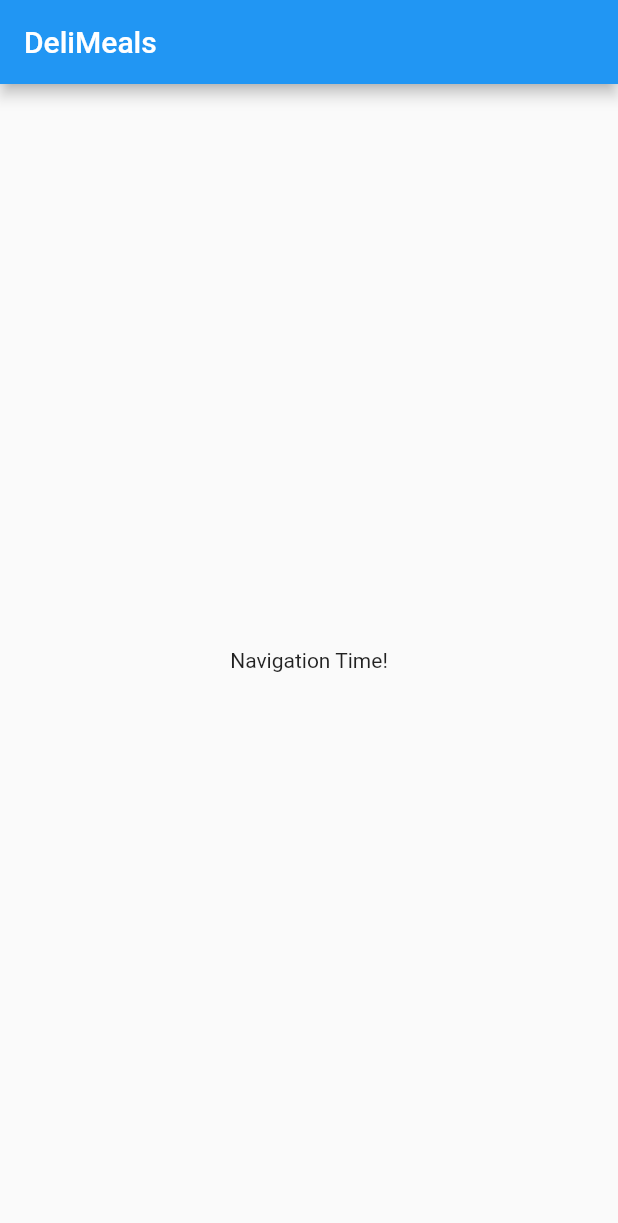
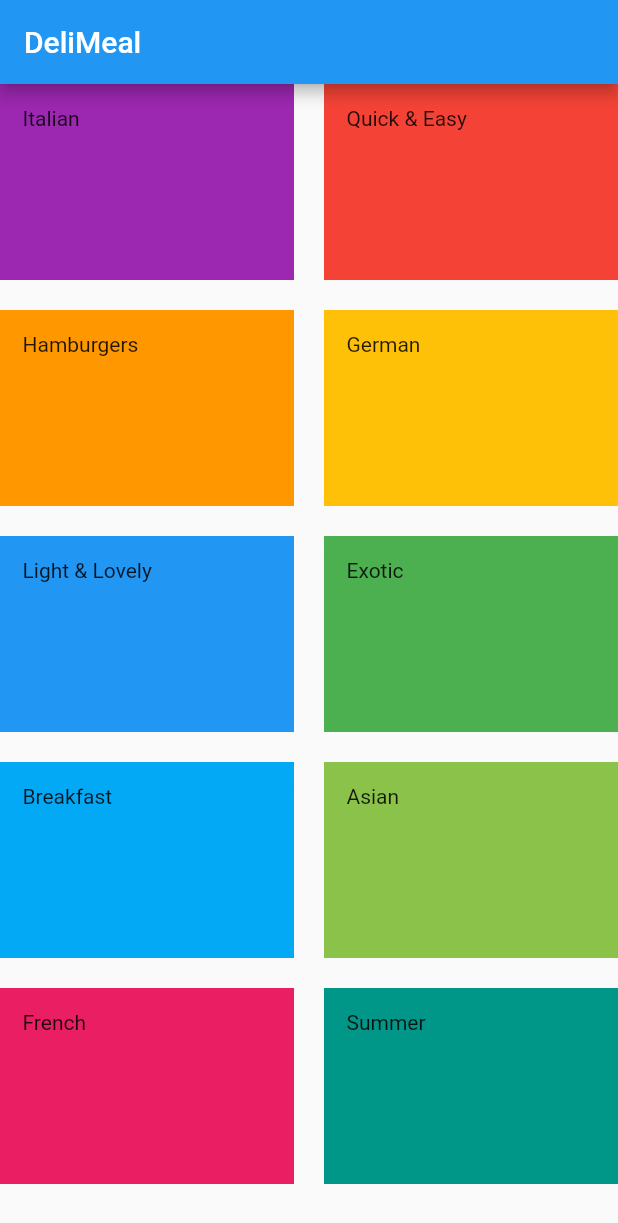
Before and after one commit to HiBorn4/flutter-meal-app, a Flutter app: the screen it shows after launch, on a phone screen of 412 x 824 dp. Shown: the top 1223 px of the screen. Run offline on Flutter 3.47's test engine with Material 2 defaults, Android fonts, the phone set to English and light mode, and no system bars.

Commit message:
Resuming From Lecture 161

```diff
--- /dev/null
+++ b/lib/categories_screen.dart
@@ -0,0 +1,27 @@
+import 'package:flutter/material.dart';
+import 'package:meal/category_item.dart';
+import 'package:meal/dummy_data.dart';
+
+// ignore: camel_case_types
+class Categories_Screen extends StatelessWidget {
+  const Categories_Screen({super.key});
+
+  @override
+  Widget build(BuildContext context) {
+    return Scaffold(
+      appBar: AppBar(title: const Text("DeliMeal")),
+      body: GridView(
+      gridDelegate: const SliverGridDelegateWithMaxCrossAxisExtent(
+        maxCrossAxisExtent: 200,
+        childAspectRatio: 3 / 2,
+        crossAxisSpacing: 20,
+        mainAxisSpacing: 20,
+      ),
+      children: DUMMY_CATEGORIES.map(
+        (catData) => CategroyItem(
+          catData.title,
+          catData.color)).toList(),
+    ),
+    );
+  }
+}
--- /dev/null
+++ b/lib/category_item.dart
@@ -0,0 +1,29 @@
+import 'package:flutter/material.dart';
+
+class CategroyItem extends StatelessWidget {
+
+  final String title;
+  final Color color;
+
+  const CategroyItem(this.title, this.color, {super.key});
+
+
+  @override
+  Widget build(BuildContext context) {
+    return Container(
+      padding: const EdgeInsets.all(15),
+      color: color,
+      decoration: BoxDecoration(
+        gradient: LinearGradient(
+          colors: [color.withOpacity(0.7),
+          color,
+          ],
+          begin:Alignment.topLeft,
+          end: Alignment.topRight,
+        ),
+        borderRadius: BorderRadius.circular(15),
+      ),
+      child: Text(title),
+    );
+  }
+}
--- /dev/null
+++ b/lib/dummy_data.dart
@@ -0,0 +1,56 @@
+import 'package:flutter/material.dart';
+import 'package:meal/models/category.dart';
+
+// ignore: constant_identifier_names
+const DUMMY_CATEGORIES = [
+  Category(
+    id: 'c1',
+    title: 'Italian',
+    color: Colors.purple,
+  ),
+  Category(
+    id: 'c2',
+    title: 'Quick & Easy',
+    color: Colors.red,
+  ),
+  Category(
+    id: 'c3',
+    title: 'Hamburgers',
+    color: Colors.orange,
+  ),
+  Category(
+    id: 'c4',
+    title: 'German',
+    color: Colors.amber,
+  ),
+  Category(
+    id: 'c5',
+    title: 'Light & Lovely',
+    color: Colors.blue,
+  ),
+  Category(
+    id: 'c6',
+    title: 'Exotic',
+    color: Colors.green,
+  ),
+  Category(
+    id: 'c7',
+    title: 'Breakfast',
+    color: Colors.lightBlue,
+  ),
+  Category(
+    id: 'c8',
+    title: 'Asian',
+    color: Colors.lightGreen,
+  ),
+  Category(
+    id: 'c9',
+    title: 'French',
+    color: Colors.pink,
+  ),
+  Category(
+    id: 'c10',
+    title: 'Summer',
+    color: Colors.teal,
+  ),
+];
--- a/lib/main.dart
+++ b/lib/main.dart
@@ -1,4 +1,5 @@
 import 'package:flutter/material.dart';
+import 'package:meal/categories_screen.dart';
 
 void main() => runApp(const MyApp());
 
@@ -12,7 +13,7 @@ class MyApp extends StatelessWidget {
       theme: ThemeData(
         primarySwatch: Colors.blue,
       ),
-      home: const MyHomePage(),
+      home: const Categories_Screen(),
     );
   }
 }
--- /dev/null
+++ b/lib/models/category.dart
@@ -0,0 +1,13 @@
+import 'package:flutter/material.dart';
+
+class Category {
+  final String id;
+  final String title;
+  final Color color;
+
+  const Category({
+    required this.id,
+    required this.title,
+    this.color = Colors.orange,
+  });
+}
```
